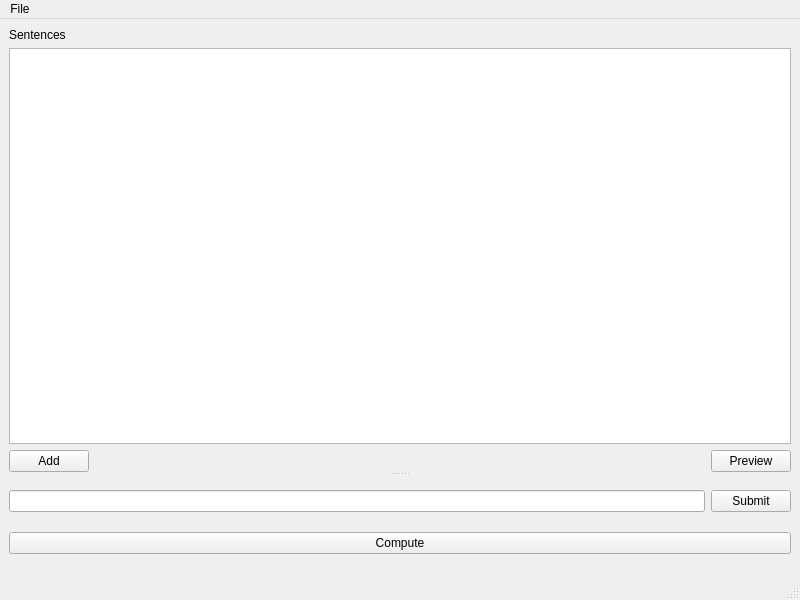
The window that mainwindow.ui (pop123123123/SentenceMixingMaker) describes before a commit, drawn with Qt 5.
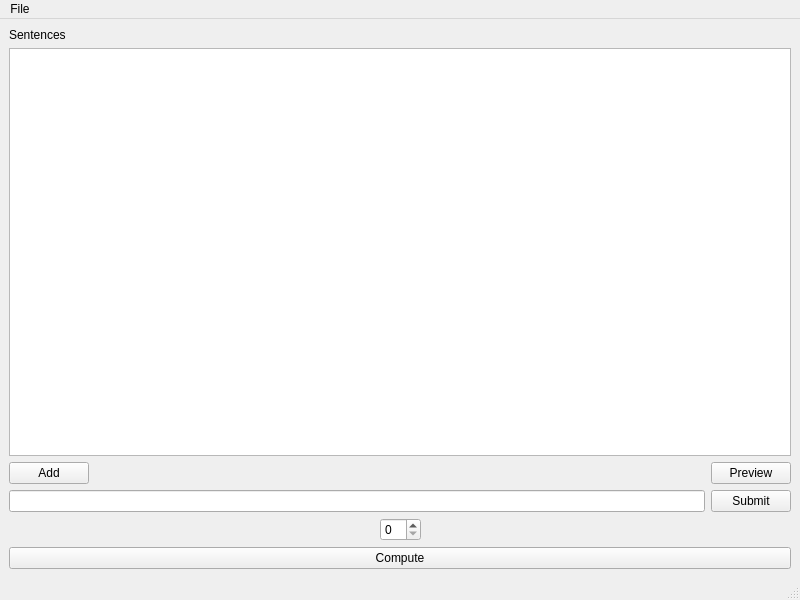
The same window after the commit.

Commit message: add index spinbox and change widget names

The edit to the form file:
```diff
--- a/mainwindow.ui
+++ b/mainwindow.ui
@@ -14,13 +14,8 @@
    <string>Sentence</string>
   </property>
   <widget class="QWidget" name="centralwidget">
-   <layout class="QHBoxLayout" name="horizontalLayout_3">
+   <layout class="QVBoxLayout" name="verticalLayout_2">
     <item>
-     <widget class="QSplitter" name="splitter">
-      <property name="orientation">
-       <enum>Qt::Vertical</enum>
-      </property>
-      <widget class="QWidget" name="layoutWidget">
        <layout class="QVBoxLayout" name="verticalLayout">
         <item>
          <widget class="QLabel" name="label">
@@ -64,9 +59,7 @@
          </layout>
         </item>
        </layout>
-      </widget>
-      <widget class="QWidget" name="layoutWidget">
-       <layout class="QVBoxLayout" name="verticalLayout_2">
+    </item>
         <item>
          <layout class="QHBoxLayout" name="horizontalLayout">
           <item>
@@ -89,7 +82,40 @@
          </layout>
         </item>
         <item>
-         <widget class="QPushButton" name="pushButton_4">
+     <layout class="QHBoxLayout" name="horizontalLayout_3">
+      <item>
+       <spacer name="horizontalSpacer_3">
+        <property name="orientation">
+         <enum>Qt::Horizontal</enum>
+        </property>
+        <property name="sizeHint" stdset="0">
+         <size>
+          <width>40</width>
+          <height>20</height>
+         </size>
+        </property>
+       </spacer>
+      </item>
+      <item>
+       <widget class="QSpinBox" name="spinBox_index"/>
+      </item>
+      <item>
+       <spacer name="horizontalSpacer_2">
+        <property name="orientation">
+         <enum>Qt::Horizontal</enum>
+        </property>
+        <property name="sizeHint" stdset="0">
+         <size>
+          <width>40</width>
+          <height>20</height>
+         </size>
+        </property>
+       </spacer>
+      </item>
+     </layout>
+    </item>
+    <item>
+     <widget class="QPushButton" name="pushButton_compute">
           <property name="text">
            <string>Compute</string>
           </property>
@@ -97,10 +123,6 @@
         </item>
        </layout>
       </widget>
-     </widget>
-    </item>
-   </layout>
-  </widget>
   <widget class="QMenuBar" name="menubar">
    <property name="geometry">
     <rect>
```
Left out of the diff: 10 changed lines with no effect on the pictures. Lines whose indentation alone changed are shown as unchanged. The commit also changes 1 other file.
